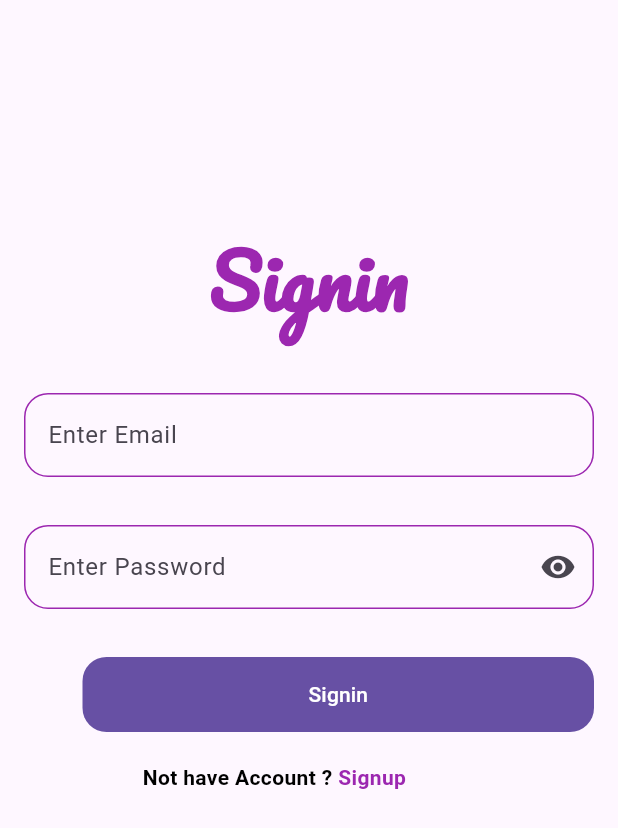
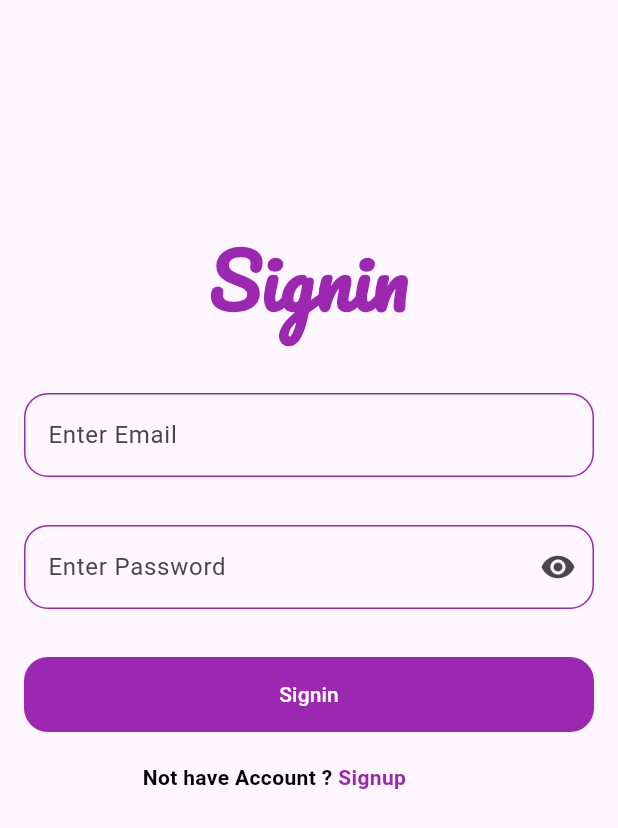
Before and after one commit to pious2847/FindSafe, a Flutter app: the Signup screen opened directly, after a tap on "Signup", after a tap on "Signin", on a phone screen of 412 x 824 dp. Shown: the top 828 px of the screen. Run offline on Flutter 3.47's test engine with Material 3 defaults, Android fonts, the phone set to English and light mode, and no system bars; our stand-ins replace device_info_plus, dio, flutter_svg, fluttertoast, get, google_fonts and 6 more; missing offline and left inert: dart:ffi, flutter_lock_screen, flutter_polyline_points; accounts and stored records are empty.

Commit message:
Changes to be committed: 	modified:   lib/main.dart 	modified:   lib/screens/login.dart 	modified:   lib/screens/signup.dart 	modified:   lib/services/service.dart
Changes not staged for commit:
	modified:   lib/constants/NavBar.dart
	modified:   lib/models/settings_model.dart
	modified:   lib/screens/login.dart
	modified:   lib/screens/settings.dart
	modified:   lib/screens/usermap.dart
	modified:   lib/services/service.dart

Untracked files:
	lib/screens/about.dart

```diff
--- a/lib/main.dart
+++ b/lib/main.dart
@@ -1,7 +1,7 @@
 import 'package:flutter/material.dart';
 import 'package:lost_mode_app/screens/splashscreen.dart';
 import 'package:get/get.dart';
-import 'package:lost_mode_app/theme//theme_controller.dart';
+import 'package:lost_mode_app/theme/theme_controller.dart';
 
 
 void main() async {
--- a/lib/screens/login.dart
+++ b/lib/screens/login.dart
@@ -1,10 +1,8 @@
 // ignore_for_file: library_private_types_in_public_api, use_build_context_synchronously, avoid_print
 
 import 'dart:ffi';
-
 import 'package:dio/dio.dart';
 import 'package:flutter/material.dart';
-// import 'package:flutter_svg/svg.dart';
 import 'package:google_fonts/google_fonts.dart';
 import 'package:lost_mode_app/.env.dart';
 import 'package:lost_mode_app/constants/devce_info.dart';
@@ -15,6 +13,8 @@ import 'package:lost_mode_app/services/service.dart';
 import 'package:lost_mode_app/utils/messages.dart';
 import 'package:shared_preferences/shared_preferences.dart';
 import 'package:iconsax_flutter/iconsax_flutter.dart';
+import 'package:get/get.dart';
+
 
 class Signin extends StatefulWidget {
   const Signin({super.key});
@@ -139,10 +139,6 @@ class _SigninState extends State<Signin> {
                         }
                       },
                       decoration: InputDecoration(
-                          // icon:  const Icon(
-                          //   Iconsax.message_2_copy,
-                          //   color: Colors.purple,
-                          // ),
                           hintText: 'Enter Email',
                           enabledBorder: OutlineInputBorder(
                               borderRadius: BorderRadius.circular(16),
@@ -173,10 +169,6 @@ class _SigninState extends State<Signin> {
                       },
                       obscureText: _obscureText,
                       decoration: InputDecoration(
-                          // icon: const Icon(
-                          //   Iconsax.key,
-                          //   color: Colors.purple,
-                          // ),
                           hintText: 'Enter Password',
                            suffixIcon: IconButton(
                             icon: Icon(
@@ -203,14 +195,20 @@ class _SigninState extends State<Signin> {
                     ),
                   ),
                     Padding(
-                    padding: const EdgeInsets.fromLTRB(55, 16, 16, 0),
+                    padding: const EdgeInsets.fromLTRB(16.0, 16, 16, 0),
                     child: SizedBox(
                       height: 50,
-                      width: 400,
+                      width: MediaQuery.of(context).size.width,
                       child: TextButton(
                         style: ButtonStyle(
-                          backgroundColor:
-                              MaterialStateProperty.all(Theme.of(context).primaryColor),
+                          backgroundColor: MaterialStateProperty.resolveWith<Color>(
+                            (Set<MaterialState> states) {
+                              if (states.contains(MaterialState.disabled)) {
+                                return Colors.grey; // Disabled button color
+                              }
+                              return Get.isDarkMode ? Colors.purple[700]! : Colors.purple; // Button color based on theme
+                            },
+                          ),
                           shape: MaterialStateProperty.all<OutlinedBorder>(
                             RoundedRectangleBorder(
                               borderRadius: BorderRadius.circular(16.0),
@@ -226,39 +224,42 @@ class _SigninState extends State<Signin> {
                         },
                         child: const Text(
                           "Signin",
-                          style: TextStyle(color: Colors.white, ),
+                          style: TextStyle(color: Colors.white),
                         ),
                       ),
-
                     ),
                   ),
-
                 Padding(
                     padding: const EdgeInsets.fromLTRB(95, 20, 0, 0),
                     child: Row(
                       children: [
-                          const Text(
+                        Text(
                           "Not have Account ? ",
                           style: TextStyle(
-                                color: Colors.black,
-                                fontWeight: FontWeight.bold),
+                            color: Get.isDarkMode ? Colors.white : Colors.black,
+                            fontWeight: FontWeight.bold,
+                          ),
                         ),
                         InkWell(
                           onTap: () {
                             Navigator.push(
                               context,
                               MaterialPageRoute(
-                                      builder: (context) => const Signup()));
+                                builder: (context) => const Signup(),
+                              ),
+                            );
                           },
-                            child: const Text(
+                          child: Text(
                             "Signup",
                             style: TextStyle(
-                                  color: Colors.purple,
-                                  fontWeight: FontWeight.bold),
+                              color: Get.isDarkMode ? Colors.purple[300] : Colors.purple,
+                              fontWeight: FontWeight.bold,
+                            ),
                           ),
                         ),
                       ],
-                      ))
+                    ),
+                  ),
                 ],
               ),
             ),
--- a/lib/screens/signup.dart
+++ b/lib/screens/signup.dart
@@ -7,6 +7,8 @@ import 'package:lost_mode_app/models/User_model.dart';
 import 'package:google_fonts/google_fonts.dart';
 import 'package:lost_mode_app/screens/login.dart';
 import 'package:lost_mode_app/utils/messages.dart';
+import 'package:get/get.dart';
+
 
 class Signup extends StatefulWidget {
   const Signup({super.key});
@@ -17,6 +19,7 @@ class Signup extends StatefulWidget {
 
 class _SignupState extends State<Signup> {
   final _formKey = GlobalKey<FormState>();
+  bool _obscureText = true;
 
   Future<void> save() async {
     final dio = Dio();
@@ -60,13 +63,7 @@ class _SignupState extends State<Signup> {
     return Scaffold(
         body: Stack(
       children: [
-        // Positioned(
-        //     top: 0,
-        //     child: SvgPicture.asset(
-        //       'images/top.svg',
-        //       width: 400,
-        //       height: 150,
-        //     )),
+
         SingleChildScrollView(
           child: Container(
             alignment: Alignment.center,
@@ -103,10 +100,7 @@ class _SignupState extends State<Signup> {
                         return null;
                       },
                       decoration: InputDecoration(
-                          icon: const Icon(
-                            Icons.person_4_outlined,
-                            color: Colors.purple,
-                          ),
+
                           hintText: 'Enter Username',
                           enabledBorder: OutlineInputBorder(
                               borderRadius: BorderRadius.circular(16),
@@ -141,10 +135,6 @@ class _SignupState extends State<Signup> {
                         }
                       },
                       decoration: InputDecoration(
-                          icon: const Icon(
-                            Icons.email,
-                            color: Colors.purple,
-                          ),
                           hintText: 'Enter Email',
                           enabledBorder: OutlineInputBorder(
                               borderRadius: BorderRadius.circular(16),
@@ -174,11 +164,17 @@ class _SignupState extends State<Signup> {
                         return null;
                       },
                       decoration: InputDecoration(
-                          icon: const Icon(
-                            Icons.vpn_key,
-                            color: Color.fromARGB(255, 173, 63, 192),
+                          hintText: 'Enter Password',
+                          suffixIcon: IconButton(
+                            icon: Icon(
+                              _obscureText ? Icons.visibility : Icons.visibility_off,
+                            ),
+                            onPressed: () {
+                              setState(() {
+                                _obscureText = !_obscureText;
+                              });
+                            },
                           ),
-                          hintText: 'Enter Password',
                           enabledBorder: OutlineInputBorder(
                               borderRadius: BorderRadius.circular(16),
                               borderSide: const BorderSide(color: Colors.purple)),
@@ -194,14 +190,20 @@ class _SignupState extends State<Signup> {
                     ),
                   ),
                   Padding(
-                    padding: const EdgeInsets.fromLTRB(55, 16, 16, 0),
+                    padding: const EdgeInsets.fromLTRB(16, 16, 16, 0),
                     child: SizedBox(
                       height: 50,
                       width: 400,
                       child: TextButton(
                         style: ButtonStyle(
-                          backgroundColor:
-                              MaterialStateProperty.all(Theme.of(context).primaryColor),
+                          backgroundColor: MaterialStateProperty.resolveWith<Color>(
+                            (Set<MaterialState> states) {
+                              if (states.contains(MaterialState.disabled)) {
+                                return Colors.grey; // Disabled button color
+                              }
+                              return Get.isDarkMode ? Colors.purple[700]! : Colors.purple; // Button color based on theme
+                            },
+                          ),
                           shape: MaterialStateProperty.all<OutlinedBorder>(
                             RoundedRectangleBorder(
                               borderRadius: BorderRadius.circular(16.0),
@@ -225,8 +227,9 @@ class _SignupState extends State<Signup> {
                   ),
 
                   Padding(
-                      padding: const EdgeInsets.fromLTRB(95, 20, 0, 0),
+                      padding: const EdgeInsets.fromLTRB(20, 16, 0, 0),
                       child: Row(
+
                         children: [
                           const Text(
                             "Already have Account ? ",
--- a/lib/services/service.dart
+++ b/lib/services/service.dart
@@ -41,7 +41,7 @@ Future<void> addDeviceInfo(
       final prefs = await SharedPreferences.getInstance();
       await prefs.setBool('isRegisted', true);
       final results = response.data;
-      print('the daeviceId is : $results');
+      print('the deviceId is : $results');
       // final deviceId = response.data['deviceId'] as String;
       // await prefs.setString('deviceId', deviceId);
       print('The responds for adding new device: $response');
```
Lines whose indentation alone changed are shown as unchanged.
